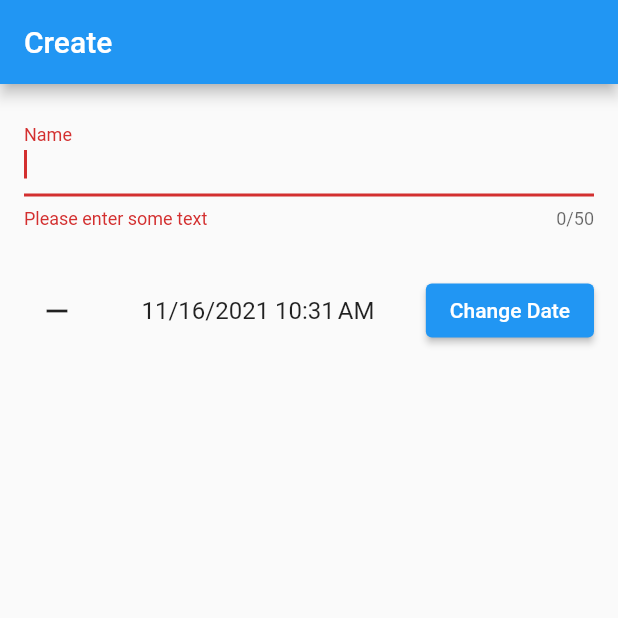
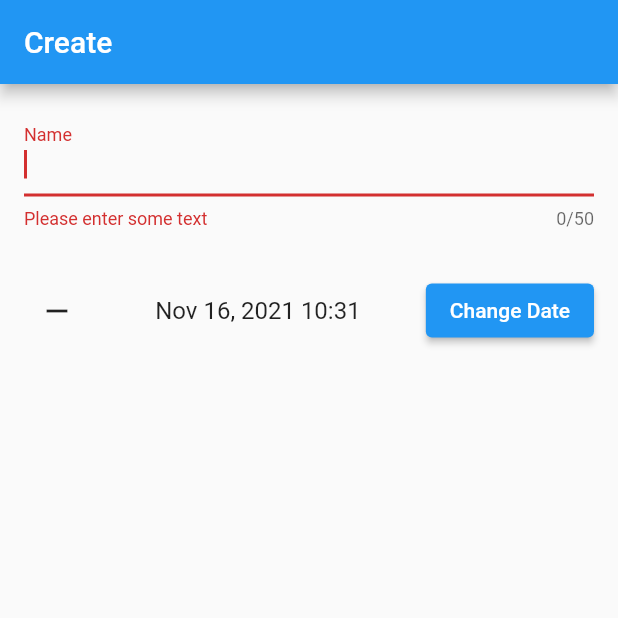
Before and after one commit to despiad/tasky, a Flutter app: the CreateTaskScreen screen opened by its route, after a tap on "Save", after a tap on "Add reminder", on a phone screen of 412 x 824 dp, the top half of it. Run offline on Flutter 3.47's test engine with Material 2 defaults, Android fonts, the phone set to English and light mode, and no system bars; our stand-ins replace auto_route, bloc, drift, easy_localization, flutter_bloc, flutter_local_notifications and 6 more; accounts and stored records are empty; generated files the repository leaves out were written again.

Commit message:
add notifications with image, update dependencies, format date

```diff
--- a/lib/infrastructure/external/notifications_external.dart
+++ b/lib/infrastructure/external/notifications_external.dart
@@ -21,9 +21,7 @@ class NotificationExternal {
     const AndroidInitializationSettings initializationSettingsAndroid =
         AndroidInitializationSettings(notificationIconPathAndroid);
     const IOSInitializationSettings initializationSettingsIOS =
-        IOSInitializationSettings(
-
-    );
+        IOSInitializationSettings();
 
     const InitializationSettings initializationSettings =
         InitializationSettings(
--- a/lib/presentation/create_task/create_task_screen.dart
+++ b/lib/presentation/create_task/create_task_screen.dart
@@ -70,7 +70,7 @@ class _CreateTaskScreenState extends State<CreateTaskScreen> {
                   ),
                 );
                 Future.delayed(
-                  Duration(milliseconds: 500),
+                  const Duration(milliseconds: 500),
                   () {
                     context.router.pop();
                   },
@@ -105,7 +105,7 @@ class _CreateTaskScreenState extends State<CreateTaskScreen> {
                                     MainAxisAlignment.spaceBetween,
                                 children: [
                                   IconButton(
-                                    icon: Icon(Icons.remove),
+                                    icon: const Icon(Icons.remove),
                                     padding: EdgeInsets.zero,
                                     splashRadius: 20,
                                     visualDensity: VisualDensity.comfortable,
@@ -114,8 +114,8 @@ class _CreateTaskScreenState extends State<CreateTaskScreen> {
                                     },
                                   ),
                                   Text(
-                                    DateFormat.yMd()
-                                        .add_jm()
+                                    DateFormat.yMMMd()
+                                        .add_Hm()
                                         .format(_pickedDate.value!),
                                     style: const TextStyle(fontSize: 16),
                                   ),
@@ -165,7 +165,7 @@ class _CreateTaskScreenState extends State<CreateTaskScreen> {
                         child: const Text('Save'),
                       ),
                     ),
-                    SizedBox(
+                    const SizedBox(
                       height: 50,
                     ),
                   ],
--- a/lib/presentation/home/home_screen.dart
+++ b/lib/presentation/home/home_screen.dart
@@ -2,7 +2,6 @@ import 'package:auto_route/auto_route.dart';
 import 'package:flutter/material.dart';
 import 'package:flutter_bloc/flutter_bloc.dart';
 import 'package:tasky/presentation/deeplinks/cubit/deeplink_cubit.dart';
-import 'package:tasky/presentation/notifications/cubit/notification_cubit.dart';
 import 'package:tasky/router/app_router.gr.dart';
 
 class HomeScreen extends StatelessWidget {
--- a/lib/presentation/settings/settings_screen.dart
+++ b/lib/presentation/settings/settings_screen.dart
@@ -46,7 +46,7 @@ class _SettingsScreenState extends State<SettingsScreen>
               },
               builder: (context, state) {
                 return CheckboxListTile(
-                  title: Text('Allow notifications'),
+                  title: const Text('Allow notifications'),
                   value: state,
                   onChanged: (_) async {
                     await context.read<NotificationCubit>().changePermission();
--- a/lib/presentation/task_list/widgets/task_item.dart
+++ b/lib/presentation/task_list/widgets/task_item.dart
@@ -1,5 +1,6 @@
 import 'package:flutter/material.dart';
 import 'package:flutter_slidable/flutter_slidable.dart';
+import 'package:intl/intl.dart';
 import 'package:tasky/domain/models/task.dart';
 
 class TaskItem extends StatelessWidget {
@@ -35,7 +36,9 @@ class TaskItem extends StatelessWidget {
       ),
       child: ListTile(
         title: Text(task.name),
-        subtitle: task.date != null ? Text(task.date.toString()) : null,
+        subtitle: task.date != null
+            ? Text(DateFormat.yMMMd().add_Hm().format(task.date!))
+            : null,
         trailing: Checkbox(
           onChanged: onCheckboxChanged,
           value: task.isCompleted,
```
Also changed, not shown: lib/infrastructure/repositories/notification_repository.dart (+25 -3 lines), lib/presentation/create_task/cubit/create_task_cubit.dart (+5 -3 lines), lib/presentation/task_details/task_details_screen.dart (+11 -6 lines), pubspec.yaml (+7 -5 lines), assets/images/notification_image.jpeg (added), pubspec.lock, 1 other file.
